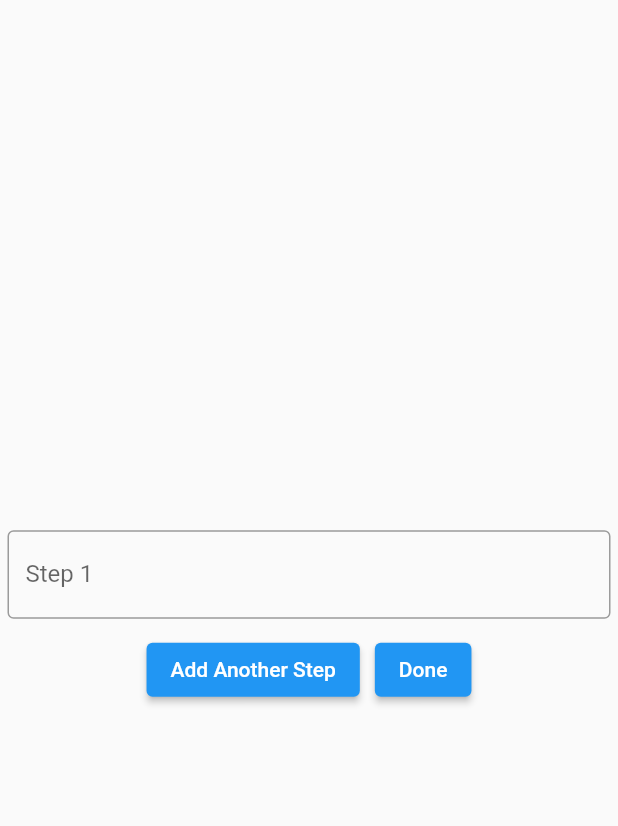
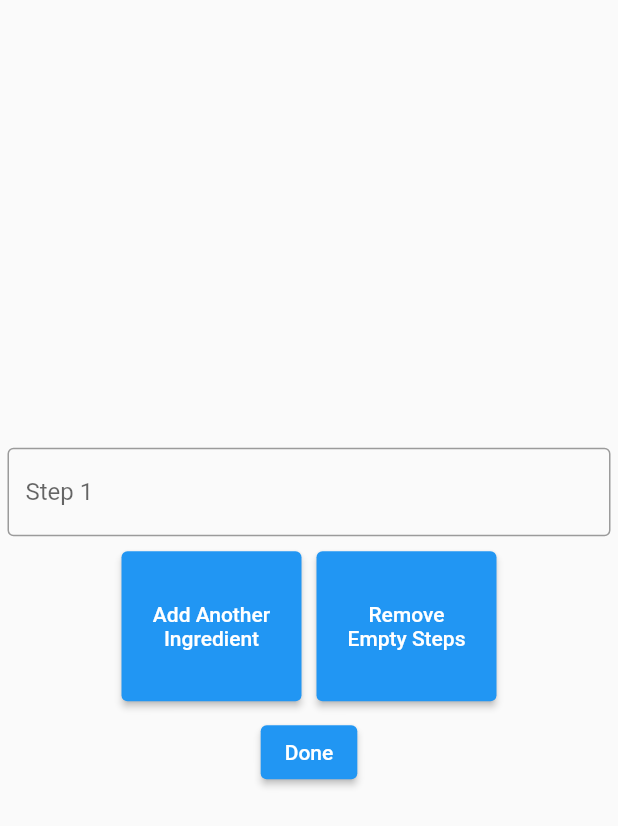
Before and after one commit to DanMenk/CS4750-Hello-World, a Flutter app: the AddARecipePage screen opened directly, after a tap on "Recipe Steps", on a phone screen of 412 x 824 dp. Shown: the top 826 px of the screen. Run offline on Flutter 3.47's test engine with Material 2 defaults, Android fonts, the phone set to English and light mode, and no system bars; our stand-ins replace firebase_core, firebase_database, flutter_screenutil; accounts and stored records are empty.

Commit message:
Prototyped adding recipe to realtime database. Does not organize into breakfast, lunch, or dinner based off type given.

```diff
--- a/lib/add_a_recipe.dart
+++ b/lib/add_a_recipe.dart
@@ -1,3 +1,6 @@
+
+import 'dart:math';
+
 import 'package:firebase_database/firebase_database.dart';
 import 'package:flutter/material.dart';
 import 'package:recipe_ran/Recipe.dart';
@@ -13,13 +16,10 @@ class AddARecipePage extends StatefulWidget {
 
 class _AddARecipePageState extends State<AddARecipePage> {
 
+  var ingredients = [];
+  var steps = [];
+  Recipe recipe1 = Recipe("", [""], [""], "");
 
-  late Recipe recipe1;
-  double ingredientsLength = 10;
-  double stepsLength = 10;
-
-  late String ingredient;
-  late String step;
 
   int _groupValue = 0;
   late String mealType;
@@ -38,59 +38,7 @@ class _AddARecipePageState extends State<AddARecipePage> {
       recipe1.type = mealType;
     });
   }
-    Future<void> initializeEmptyIngredientsAndSteps() async {
-      var tmpFood = [];
-      FirebaseDatabase database = FirebaseDatabase.instance;
-      var tmpStep = [];
 
-      await database.ref().child("Recipes/Recipe0/steps").get()
-          .then((data) {
-        print("Successfully loaded steps.");
-
-        Map<dynamic, dynamic>? rules = data.value as Map?;
-        print(rules);
-        rules?.forEach((key, value) {
-
-          step = value;
-          tmpStep.add(step);
-        });
-      }).catchError((error) {
-        print("Hello! Failed to load steps.");
-        print(error);
-      });
-
-      await database.ref().child("Recipes/Recipe0/ingredients").get()
-          .then((data) {
-        print("Successfully loaded ingredients.");
-
-
-
-        Map<dynamic, dynamic>? food = data.value as Map?;
-        print(food);
-        food?.forEach((key, value) {
-
-          ingredient = value;
-          tmpFood.add(ingredient);
-
-          print(tmpFood);
-        });
-      }).catchError((error) {
-        print("Hi! Failed to load ingredients.");
-        print(error);
-      });
-      ;
-      recipe1 = Recipe("", tmpFood, tmpStep, "");
-
-      for(int i = 0; i < recipe1.steps.length; i++)
-      {
-
-        print(recipe1.ingredients.elementAt(i));
-        print(recipe1.steps.elementAt(i));
-      }
-    }
-  _AddARecipePageState() {
-    initializeEmptyIngredientsAndSteps();
-  }
 
   @override
   Widget build(BuildContext context) {
@@ -99,6 +47,7 @@ class _AddARecipePageState extends State<AddARecipePage> {
     double unitTitleHeightValue = deviceData.size.height * 0.01;
     double titlemultiplier = 5;
     double title = titlemultiplier * unitTitleHeightValue;
+    TextEditingController recipeNameCont = TextEditingController();
 
     return Scaffold(
       body: Center(
@@ -107,7 +56,7 @@ class _AddARecipePageState extends State<AddARecipePage> {
             Expanded(
               flex: 20,
               child: Container(
-                margin: EdgeInsets.all(20),
+                margin: const EdgeInsets.all(20),
                 child: Text(
                     "Add a Recipe",
                     style: TextStyle(
@@ -124,8 +73,9 @@ class _AddARecipePageState extends State<AddARecipePage> {
                 child: Column(
                   children: [
                     Container(
-                      margin: EdgeInsets.all(10),
-                      child: const TextField(
+                      margin: const EdgeInsets.all(10),
+                      child: TextField(
+                        controller: recipeNameCont,
                         obscureText: false,
                         decoration: InputDecoration(
                           border: OutlineInputBorder(),
@@ -135,7 +85,7 @@ class _AddARecipePageState extends State<AddARecipePage> {
 
                     ),
                     Container(
-                      margin: EdgeInsets.all(10),
+                      margin: const EdgeInsets.all(10),
                       child: Row(
                         mainAxisAlignment: MainAxisAlignment.center,
                         children: [
@@ -144,48 +94,121 @@ class _AddARecipePageState extends State<AddARecipePage> {
                               groupValue: _groupValue,
                               onChanged: radioValueChanged
                           ),
-                          Text("Breakfast"),
+                          const Text("Breakfast"),
                           Radio(
                               value: 2,
                               groupValue: _groupValue,
                               onChanged: radioValueChanged),
-                          Text("Lunch"),
+                          const Text("Lunch"),
                           Radio(
                               value: 3,
                               groupValue: _groupValue,
                               onChanged: radioValueChanged),
-                          Text("Dinner"),
+                          const Text("Dinner"),
                         ],
                         ),
                       ),
 
+                    Row(
+                      mainAxisAlignment: MainAxisAlignment.center,
+                      children: [
                         Container(
-                      margin: EdgeInsets.all(10),
+                          margin: const EdgeInsets.all(5),
                           child: ElevatedButton(
-                        onPressed: () {
-                          Navigator.push(
+                            onPressed: () async {
+
+                                print(recipe1.ingredients);
+                               ingredients = await Navigator.push(
                                   context,
-                              MaterialPageRoute(builder: (context) => const IngredientsPage()
+                                  MaterialPageRoute(builder: (context) => IngredientsPage(recipe1.ingredients, recipe1.ingredients.length)
                                   )
                               );
+                               recipe1.ingredients = ingredients;
+                               print(recipe1.ingredients);
                             },
-                        child: Text("Ingredients"),
+                            child: const Text("Ingredients"),
 
                           ),
                         ),
+                        Container(
+                          margin: const EdgeInsets.all(5),
+                          child: ElevatedButton(
+                            onPressed: () async {
+                              print(recipe1.steps.length);
+                              steps = await Navigator.push(
+                                  context,
+                                  MaterialPageRoute(builder: (context) => StepsPage(recipe1.steps, recipe1.steps.length)
+                                  )
+                              );
+                              recipe1.steps = steps;
+                              print(recipe1.steps);
+                            },
+                            child: const Text("Recipe Steps"),
+
+                          ),
+                        ),
+                      ],
+                    ),
+
 
                     Container(
-                      margin: EdgeInsets.all(10),
+                      margin: const EdgeInsets.all(5),
                       child: ElevatedButton(
                         onPressed: () {
-                          Navigator.push(
-                              context,
-                              MaterialPageRoute(builder: (context) => const StepsPage()
-                              )
-                          );
+                          recipe1 = Recipe(recipeNameCont.text, ingredients, steps, recipe1.type);
+                          var recipe = {
+                            "ingredients": recipe1.ingredients,
+                            "recipeName": recipe1.recipeName,
+                            "steps": recipe1.steps,
+                            "type": recipe1.type,
+                          };
+                          var rand = Random().nextInt(4294967296);
+                          for(int i = 0; i < recipe1.ingredients.length; i++)
+                            {
+                              FirebaseDatabase.instance.ref().child("Ingredients/ingredient$i")
+                                  .set(recipe1.ingredients[i])
+                                  .then((value) {
+                                    print("Added the ingredient!");
+                              }).catchError((error) {
+                                print("Failed to add ingredient!");
+                                print(error.toString());
+                              });
+                            }
+                          if(recipe1.type == "Breakfast")
+                            {
+                              FirebaseDatabase.instance.ref().child("Recipes/Breakfast/Recipe$rand")
+                              .set(recipe)
+                              .then((value) {
+                                print("Added the Breakfast recipe!");
+                              }).catchError((error) {
+                                print("Failed to add the Breakfast recipe!");
+                                print(error.toString());
+                              });
+                            } else if(recipe1.type == "Lunch")
+                          {
+                            FirebaseDatabase.instance.ref().child("Recipes/Lunch/Recipe$rand")
+                            .set(recipe)
+                            .then((value) {
+                              print("Added the Lunch recipe!");
+                            }).catchError((error) {
+                              print("Failed to add the Lunch recipe!");
+                              print(error.toString());
+                            });
+                          } else
+                            {
+                              FirebaseDatabase.instance.ref().child("Recipes/Dinner/Recipe$rand")
+                              .set(recipe)
+                              .then((value) {
+                                print("Added the Dinner recipe!");
+                              }).catchError((error) {
+                                print("Failed to add the Dinner recipe!");
+                                print(error.toString());
+                              });
+                            }
+
+
                         },
-                        child: Text("Recipe Steps"),
-
+                        child: const Text("Done"),
                       ),
                     )
 
--- a/lib/steps.dart
+++ b/lib/steps.dart
@@ -1,7 +1,10 @@
 import 'package:flutter/material.dart';
 
 class StepsPage extends StatefulWidget {
-  const StepsPage({Key? key}) : super(key: key);
+  const StepsPage(this.ste, this.long, {Key? key}) : super(key: key);
+
+  final int long;
+  final List<dynamic> ste;
 
   @override
   State<StepsPage> createState() => _StepsPageState();
@@ -9,10 +12,30 @@ class StepsPage extends StatefulWidget {
 
 class _StepsPageState extends State<StepsPage> {
 
-  var steps = [];
-  final List<TextEditingController> _stepControllers = [TextEditingController()];
-  final ScrollController _scroll = ScrollController();
+  late var steps;
+  late int size;
+  late List<TextEditingController> _stepControllers = [];
+  late ScrollController _scroll = ScrollController();
 
+  @override
+  void initState() {
+    super.initState();
+    size = widget.long;
+    steps = [];
+    _scroll = ScrollController();
+    for(int i = 0; i < size; i++)
+    {
+      _stepControllers.add(TextEditingController(text: widget.ste[i]));
+
+    }
+
+
+  }
+
+  @override
+  void dispose() {
+    super.dispose();
+  }
 
   @override
   Widget build(BuildContext context) {
@@ -56,6 +79,8 @@ class _StepsPageState extends State<StepsPage> {
                 mainAxisAlignment: MainAxisAlignment.center,
                 children: [
                   Container(
+                    width: 120,
+                    height: 100,
                     margin: const EdgeInsets.all(5),
                     child: ElevatedButton(
                       onPressed: () {
@@ -65,30 +90,57 @@ class _StepsPageState extends State<StepsPage> {
 
                         });
                       },
-                      child: const Text('Add Another Step'),
+                      child: const Text(
+                        'Add Another Ingredient',
+                        textAlign: TextAlign.center,),
                     ),
                   ),
                   Container(
+                    width: 120,
+                    height: 100,
                     margin: const EdgeInsets.all(5),
                     child: ElevatedButton(
                       onPressed: () {
-                        for(var ingredient in _stepControllers)
+                        var foodSize = _stepControllers.length;
+                        for(int i = foodSize-1; i > 0; i--)
                         {
-                          steps.remove(ingredient.text);
+                          if(_stepControllers[i].text == "")
+                          {
+                            _stepControllers.removeAt(i);
+                          }
                         }
-                        for(var ingredient in _stepControllers)
-                        {
-                          steps.add(ingredient.text);
-                        }
-                        print(steps);
-                        Navigator.pop(context, steps);
+                        _scroll.jumpTo(_scroll.position.maxScrollExtent);
+                        setState(() {
 
+                        });
                       },
-                      child: const Text('Done'),
+                      child: const Text(
+                        "Remove Empty Steps",
+                        textAlign: TextAlign.center,),
                     ),
                   ),
+
                 ],
-              )
+              ),
+              Container(
+                margin: const EdgeInsets.all(5),
+                child: ElevatedButton(
+                  onPressed: () {
+                    for(var step in _stepControllers)
+                    {
+                      steps.remove(step.text);
+                    }
+                    for(var step in _stepControllers)
+                    {
+                      steps.add(step.text);
+                    }
+
+                    Navigator.pop(context, steps);
+
+                  },
+                  child: const Text('Done'),
+                ),
+              ),
             ],
           ),
 
```
Also changed, not shown: lib/ingredients.dart (+60 -11 lines). Lines whose indentation alone changed are shown as unchanged.
